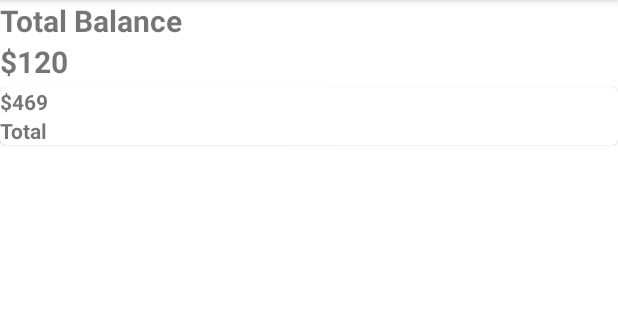
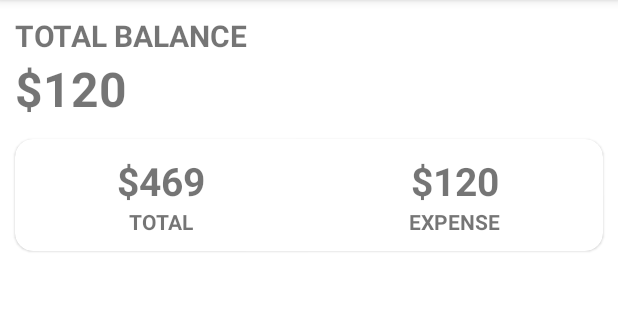
Before and after one commit to rahuldas-404/Expense-Tracker, an Android app: the screen it shows after launch (MainActivity), on a phone screen of 412 x 824 dp, the part 84-404 px from its top. Run offline under Robolectric (Android 15) with nearby library versions, the phone set to English and light mode, and no system bars.

Commit message:
UI design

```diff
--- a/app/src/main/res/layout/activity_main.xml
+++ b/app/src/main/res/layout/activity_main.xml
@@ -7,6 +7,8 @@
     tools:context=".MainActivity">
 
     <LinearLayout
+        android:layout_marginStart="10dp"
+        android:layout_marginTop="10dp"
         android:id="@+id/balance_layout"
         android:layout_width="match_parent"
         android:layout_height="wrap_content"
@@ -16,6 +18,7 @@
             android:layout_width="wrap_content"
             android:layout_height="wrap_content"
             android:text="@string/total_balance"
+            android:textAllCaps="true"
             android:textSize="20sp"
             android:textStyle="bold"
             />
@@ -24,40 +27,71 @@
             android:layout_width="wrap_content"
             android:layout_height="wrap_content"
             android:text="@string/_120"
-            android:textSize="20sp"
+            android:textSize="32sp"
             android:textStyle="bold"
-            android:textAllCaps="true"
             />
     </LinearLayout>
 
     <com.google.android.material.card.MaterialCardView
         android:layout_width="match_parent"
         android:layout_height="wrap_content"
-        android:id="@+id/card_layout"
-        android:layout_marginTop="58dp"
-        >
+        android:layout_below="@id/balance_layout"
+        android:layout_marginTop="12dp"
+        android:layout_marginStart="10dp"
+        android:layout_marginEnd="10dp"
+        app:cardCornerRadius="12dp">
+
+
+<!--        android:id="@+id/card_layout"-->
+<!--        android:layout_marginTop="58dp"-->
         <LinearLayout
             android:layout_width="match_parent"
-            android:layout_height="wrap_content">
+            android:layout_height="wrap_content"
+            android:layout_marginTop="10dp"
+            android:layout_marginBottom="10dp">
             <LinearLayout
                 android:layout_width="wrap_content"
                 android:layout_height="wrap_content"
-                android:orientation="vertical">
-            <TextView
-                android:layout_width="wrap_content"
-                android:layout_height="wrap_content"
-                android:text="@string/_469"
-                android:textStyle="bold"
-                />
+                android:orientation="vertical"
+                android:layout_weight="0.5"
+                android:gravity="center">
+
+                <TextView
+                    android:id="@+id/total"
+                    android:layout_width="wrap_content"
+                    android:layout_height="wrap_content"
+                    android:text="@string/_469"
+                    android:textStyle="bold"
+                    android:textSize="26sp"/>
                 <TextView
                     android:layout_width="wrap_content"
                     android:layout_height="wrap_content"
                     android:text="@string/total"
+                    android:textSize="14sp"
+                    android:textAllCaps="true"
                     android:textStyle="bold"
-
-                    >
-
-                </TextView>
+                    />
+            </LinearLayout>
+            <LinearLayout
+                android:layout_width="wrap_content"
+                android:layout_height="wrap_content"
+                android:orientation="vertical"
+                android:layout_weight="0.5"
+                android:gravity="center">
+                <TextView
+                    android:layout_width="wrap_content"
+                    android:layout_height="wrap_content"
+                    android:text="@string/_120"
+                    android:textStyle="bold"
+                    android:textSize="26sp"/>
+                <TextView
+                    android:id="@+id/expense"
+                    android:layout_width="wrap_content"
+                    android:layout_height="wrap_content"
+                    android:text="@string/expense"
+                    android:textSize="14sp"
+                    android:textAllCaps="true"
+                    android:textStyle="bold"/>
             </LinearLayout>
         </LinearLayout>
     </com.google.android.material.card.MaterialCardView>
--- a/app/src/main/res/values/strings.xml
+++ b/app/src/main/res/values/strings.xml
@@ -4,4 +4,5 @@
     <string name="total_balance">Total Balance</string>
     <string name="_469">$469</string>
     <string name="total">Total</string>
+    <string name="expense">expense</string>
 </resources>
```
